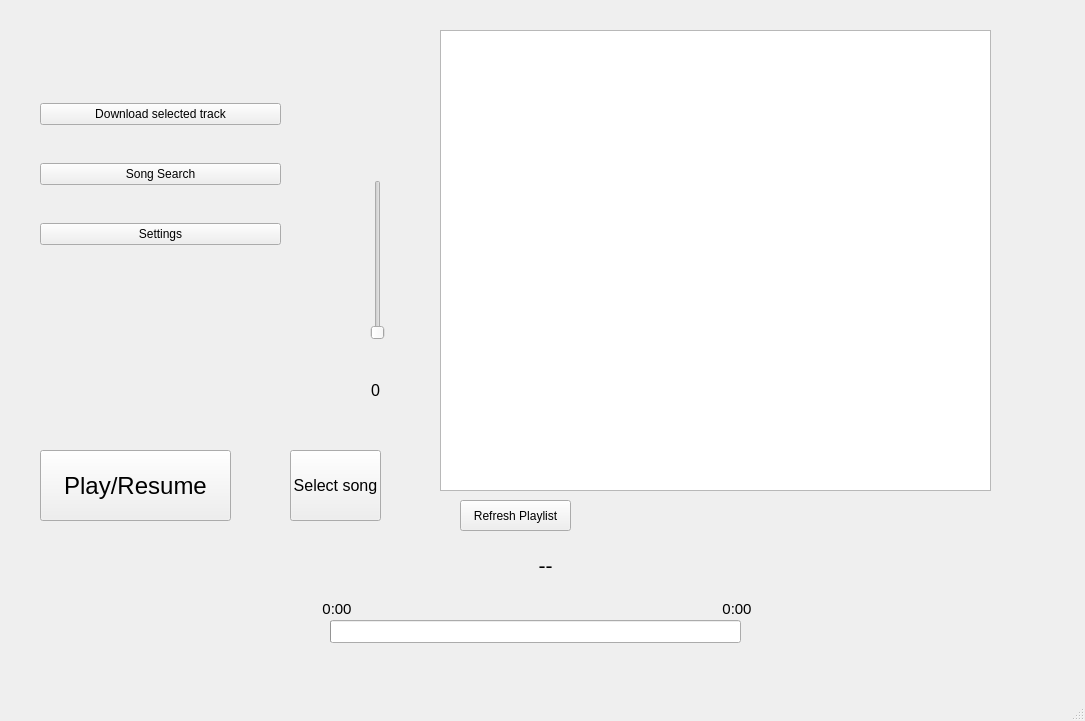
Above: homescreen.ui from gbafana25/sadguriplay before the change. Below: the same form after it.
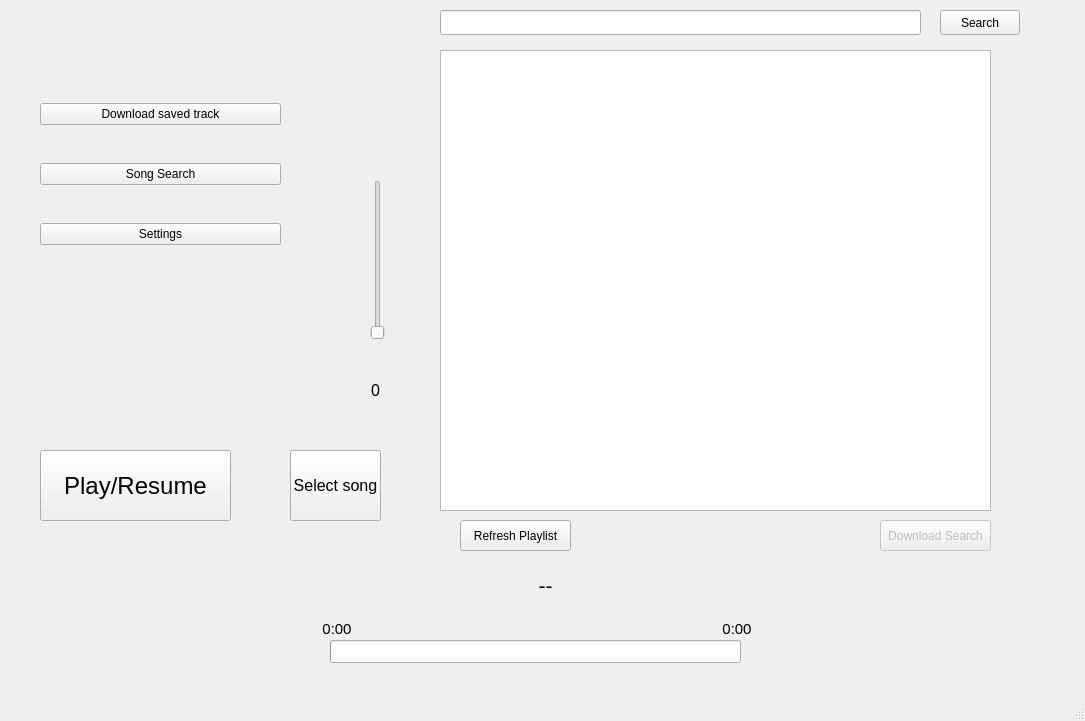
That is the form after the change.

Commit message: online search and download feature added

```diff
--- a/homescreen.ui
+++ b/homescreen.ui
@@ -47,8 +47,11 @@
      </property>
      <item>
       <widget class="QPushButton" name="downloadbtn">
+       <property name="enabled">
+        <bool>true</bool>
+       </property>
        <property name="text">
-        <string>Download selected track</string>
+        <string>Download saved track</string>
        </property>
       </widget>
      </item>
@@ -72,7 +75,7 @@
     <property name="geometry">
      <rect>
       <x>440</x>
-      <y>30</y>
+      <y>50</y>
       <width>551</width>
       <height>461</height>
      </rect>
@@ -118,7 +121,7 @@
     <property name="geometry">
      <rect>
       <x>460</x>
-      <y>500</y>
+      <y>520</y>
       <width>111</width>
       <height>31</height>
      </rect>
@@ -131,7 +134,7 @@
     <property name="geometry">
      <rect>
       <x>240</x>
-      <y>550</y>
+      <y>570</y>
       <width>611</width>
       <height>31</height>
      </rect>
@@ -186,7 +189,7 @@
     <property name="geometry">
      <rect>
       <x>710</x>
-      <y>600</y>
+      <y>620</y>
       <width>54</width>
       <height>17</height>
      </rect>
@@ -207,7 +210,7 @@
     <property name="geometry">
      <rect>
       <x>310</x>
-      <y>600</y>
+      <y>620</y>
       <width>54</width>
       <height>17</height>
      </rect>
@@ -228,7 +231,7 @@
     <property name="geometry">
      <rect>
       <x>330</x>
-      <y>620</y>
+      <y>640</y>
       <width>411</width>
       <height>23</height>
      </rect>
@@ -243,6 +246,45 @@
      <string>%v</string>
     </property>
    </widget>
+   <widget class="QLineEdit" name="search_bar">
+    <property name="geometry">
+     <rect>
+      <x>440</x>
+      <y>10</y>
+      <width>481</width>
+      <height>25</height>
+     </rect>
+    </property>
+   </widget>
+   <widget class="QPushButton" name="search_btn">
+    <property name="geometry">
+     <rect>
+      <x>940</x>
+      <y>10</y>
+      <width>80</width>
+      <height>25</height>
+     </rect>
+    </property>
+    <property name="text">
+     <string>Search</string>
+    </property>
+   </widget>
+   <widget class="QPushButton" name="online_dloadbtn">
+    <property name="enabled">
+     <bool>false</bool>
+    </property>
+    <property name="geometry">
+     <rect>
+      <x>880</x>
+      <y>520</y>
+      <width>111</width>
+      <height>31</height>
+     </rect>
+    </property>
+    <property name="text">
+     <string>Download Search</string>
+    </property>
+   </widget>
   </widget>
   <widget class="QMenuBar" name="menubar">
    <property name="geometry">
```
Left out of the diff: 2 changed lines with no effect on the pictures. The commit also changes 4 other files.
